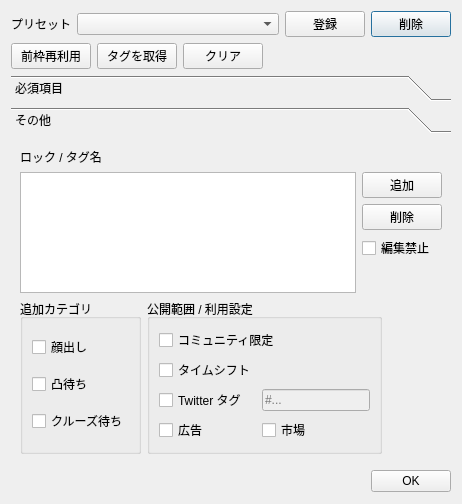
First picture: the form in ui/newwakusettingswindow.ui, repository diginatu/Viqo, before the edit.
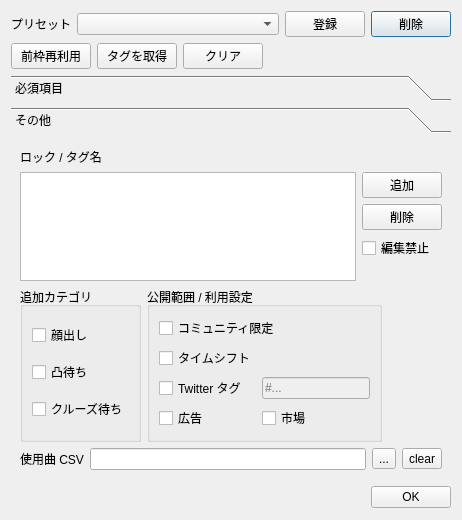
Second picture: the form after the edit. The open tabs and pages were chosen to show the change.

Commit message: New Waku : song rights

What changed in the file:
```diff
--- a/ui/newwakusettingswindow.ui
+++ b/ui/newwakusettingswindow.ui
@@ -7,7 +7,7 @@
     <x>0</x>
     <y>0</y>
     <width>462</width>
-    <height>504</height>
+    <height>520</height>
    </rect>
   </property>
   <property name="windowTitle">
@@ -101,7 +101,7 @@
       <bool>true</bool>
      </property>
      <property name="currentIndex">
-      <number>0</number>
+      <number>1</number>
      </property>
      <widget class="QWidget" name="page">
       <property name="geometry">
@@ -109,7 +109,7 @@
         <x>0</x>
         <y>0</y>
         <width>444</width>
-        <height>325</height>
+        <height>341</height>
        </rect>
       </property>
       <attribute name="label">
@@ -205,7 +205,7 @@
         <x>0</x>
         <y>0</y>
         <width>444</width>
-        <height>325</height>
+        <height>341</height>
        </rect>
       </property>
       <attribute name="label">
@@ -414,6 +414,48 @@
          </property>
         </spacer>
        </item>
+       <item row="2" column="0" colspan="3">
+        <widget class="QWidget" name="widget_2" native="true">
+         <layout class="QHBoxLayout" name="horizontalLayout_2">
+          <property name="leftMargin">
+           <number>0</number>
+          </property>
+          <property name="topMargin">
+           <number>0</number>
+          </property>
+          <property name="rightMargin">
+           <number>0</number>
+          </property>
+          <property name="bottomMargin">
+           <number>0</number>
+          </property>
+          <item>
+           <widget class="QLabel" name="label">
+            <property name="text">
+             <string>使用曲 CSV</string>
+            </property>
+           </widget>
+          </item>
+          <item>
+           <widget class="QLineEdit" name="song_csv_file"/>
+          </item>
+          <item>
+           <widget class="QToolButton" name="song_csv_open">
+            <property name="text">
+             <string>...</string>
+            </property>
+           </widget>
+          </item>
+          <item>
+           <widget class="QToolButton" name="song_csv_clear">
+            <property name="text">
+             <string>clear</string>
+            </property>
+           </widget>
+          </item>
+         </layout>
+        </widget>
+       </item>
       </layout>
      </widget>
     </widget>
@@ -431,7 +473,10 @@
      </property>
     </widget>
    </item>
-   <item row="3" column="4">
+   <item row="0" column="1" colspan="2">
+    <widget class="QComboBox" name="presetes"/>
+   </item>
+   <item row="4" column="4">
     <widget class="QPushButton" name="okButton">
      <property name="sizePolicy">
       <sizepolicy hsizetype="Maximum" vsizetype="Fixed">
@@ -444,7 +489,7 @@
      </property>
     </widget>
    </item>
-   <item row="3" column="0" colspan="4">
+   <item row="4" column="0" colspan="4">
     <spacer name="horizontalSpacer_3">
      <property name="orientation">
       <enum>Qt::Horizontal</enum>
@@ -457,9 +502,6 @@
      </property>
     </spacer>
    </item>
-   <item row="0" column="1" colspan="2">
-    <widget class="QComboBox" name="presetes"/>
-   </item>
   </layout>
  </widget>
  <resources/>
```
The commit also changes 9 other files.
